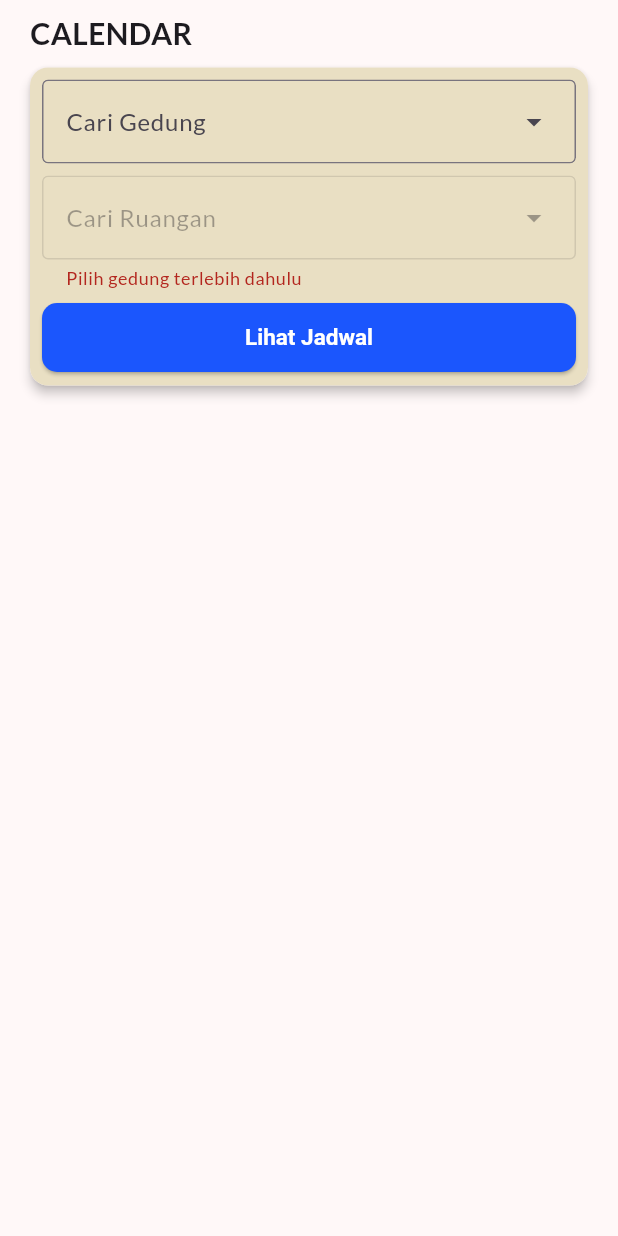
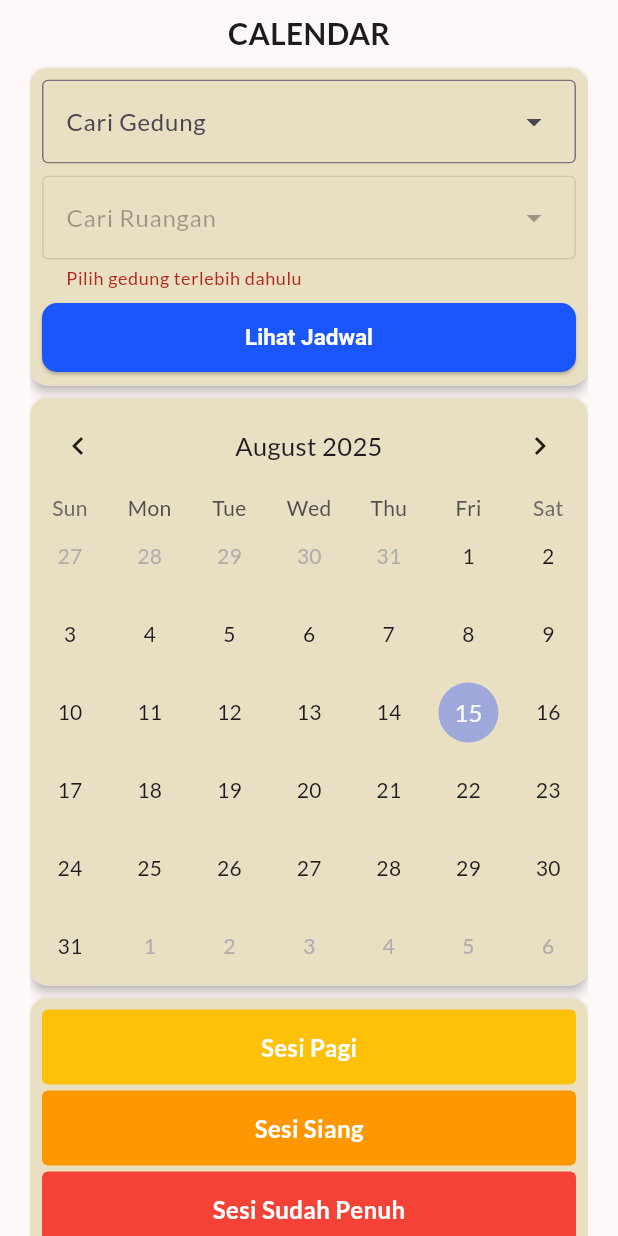
Before and after one commit to FajarWahyuSuryaputra/sipinjam, a Flutter app: the Calendar screen opened directly, after a tap on "Lihat Jadwal", on a phone screen of 412 x 824 dp. Run offline on Flutter 3.47's test engine with Material 3 defaults, Android fonts, the phone set to English and light mode, and no system bars; drawn by our look-alikes of table_calendar; our stand-ins replace dartz, flutter_riverpod, google_fonts, shared_preferences, smooth_page_indicator; missing offline and left inert: d_info, d_method; accounts and stored records are empty; network calls fail.

Commit message:
background in event date (calendar page)

```diff
--- a/lib/config/app_constans.dart
+++ b/lib/config/app_constans.dart
@@ -5,7 +5,7 @@ import 'package:sipinjam/pages/dashboardView/home/home_page.dart';
 import 'package:sipinjam/pages/dashboardView/profile/account_view.dart';
 
 class AppConstans {
-  static const _host = 'http://192.168.1.7:8000';
+  static const _host = 'http://192.168.1.3:8000';
   // localhost 'http://10.0.2.2/sipinjamfix/sipinjam'
   // server local 'http://192.168.1.7:8000'
   static const baseUrl = '$_host/api';
--- a/lib/pages/dashboardView/calendar.dart
+++ b/lib/pages/dashboardView/calendar.dart
@@ -2,13 +2,17 @@ import 'package:flutter/material.dart';
 import 'package:flutter_riverpod/flutter_riverpod.dart';
 import 'package:sipinjam/config/app_colors.dart';
 import 'package:sipinjam/providers/calendar_provider.dart';
+import 'package:table_calendar/table_calendar.dart';
 
 import '../../config/failure.dart';
 import '../../datasources/gedung_datasourcce.dart';
+import '../../datasources/peminjaman_datasource.dart';
 import '../../datasources/ruangan_datasource.dart';
 import '../../models/gedung_model.dart';
+import '../../models/peminjaman_model.dart';
 import '../../models/ruangan_model.dart';
 import '../../providers/gedung_provider.dart';
+import '../../providers/peminjaman_provider.dart';
 import '../../providers/ruangan_provider.dart';
 
 class Calendar extends ConsumerStatefulWidget {
@@ -101,9 +105,55 @@ class _CalendarState extends ConsumerState<Calendar> {
     );
   }
 
+  getPeminjamanByRoomName(String roomName) {
+    PeminjamanDatasource.getAllPeminjaman().then(
+      (value) {
+        value.fold(
+          (failure) {
+            switch (failure.runtimeType) {
+              case ServerFailure _:
+                setPeminjamanStatus(ref, 'Server Error');
+                break;
+              case NotFoundFailure _:
+                setPeminjamanStatus(ref, 'Error Not Found');
+                break;
+              case ForbiddenFailure _:
+                setPeminjamanStatus(ref, 'You don\'t have access');
+                break;
+              case BadRequestFailure _:
+                setPeminjamanStatus(ref, 'Bad request');
+                break;
+              case UnauthorizedFailure _:
+                setPeminjamanStatus(ref, 'Unauthorised');
+                break;
+              default:
+                setPeminjamanStatus(ref, 'Request Error');
+                break;
+            }
+          },
+          (result) {
+            setPeminjamanStatus(ref, "Success");
+            List data = result['data'];
+            List<PeminjamanModel> peminjaman = data
+                .map(
+              (e) => PeminjamanModel.fromJson(e),
+            )
+                .where(
+              (element) {
+                return (element.namaRuangan == roomName) &&
+                    (element.namaStatus != 'proses') &&
+                    (element.namaStatus != 'ditolak');
+              },
+            ).toList();
+            ref.read(peminjamanProvider.notifier).setData(peminjaman);
+          },
+        );
+      },
+    );
+  }
+
   refresh() {
     getGedung();
-    // getPeminjaman();
     getRuangan();
   }
 
@@ -137,8 +187,8 @@ class _CalendarState extends ConsumerState<Calendar> {
       body: SafeArea(
         child: Padding(
           padding: const EdgeInsets.fromLTRB(20, 8, 20, 0),
+          child: SingleChildScrollView(
               child: Column(
-            crossAxisAlignment: CrossAxisAlignment.start,
             children: [
               const Text(
                 'CALENDAR',
@@ -147,7 +197,125 @@ class _CalendarState extends ConsumerState<Calendar> {
               const SizedBox(
                 height: 8,
               ),
+              pilihRuangan(context),
+              const SizedBox(
+                height: 8,
+              ),
               Material(
+                elevation: 3,
+                borderRadius: BorderRadius.circular(12),
+                child: Container(
+                  width: MediaQuery.sizeOf(context).width,
+                  decoration: BoxDecoration(
+                      color: AppColors.gray,
+                      borderRadius: BorderRadius.circular(12)),
+                  child: Consumer(
+                    builder: (_, wiRef, __) {
+                      final peminjamanList = wiRef.watch(peminjamanProvider);
+                      return TableCalendar(
+                        availableGestures: AvailableGestures.none,
+                        focusedDay: DateTime.now(),
+                        firstDay: DateTime.utc(1978),
+                        lastDay: DateTime.utc(9999),
+                        headerStyle: const HeaderStyle(
+                            formatButtonVisible: false, titleCentered: true),
+                        calendarBuilders: CalendarBuilders(
+                          defaultBuilder: (context, date, _) {
+                            final hasEvent = peminjamanList.any((event) =>
+                                event.tglPeminjaman.year == date.year &&
+                                event.tglPeminjaman.month == date.month &&
+                                event.tglPeminjaman.day == date.day);
+
+                            if (hasEvent) {
+                              return Container(
+                                decoration: const BoxDecoration(
+                                  color: Colors.amber,
+                                  shape: BoxShape.circle,
+                                ),
+                                alignment: Alignment.center,
+                                child: Text(
+                                  date.day.toString(),
+                                  style: const TextStyle(
+                                      color: Colors.black,
+                                      fontWeight: FontWeight.bold),
+                                ),
+                              );
+                            }
+
+                            // Default tampilan kalau tidak ada event
+                            return Center(
+                              child: Text(date.day.toString()),
+                            );
+                          },
+                        ),
+                      );
+                    },
+                  ),
+                ),
+              ),
+              const SizedBox(
+                height: 8,
+              ),
+              information(context),
+              const SizedBox(
+                height: 8,
+              )
+            ],
+          )),
+        ),
+      ),
+    );
+  }
+
+  Material information(BuildContext context) {
+    return Material(
+      elevation: 3,
+      borderRadius: BorderRadius.circular(12),
+      child: Container(
+        width: MediaQuery.sizeOf(context).width,
+        padding: const EdgeInsets.all(8),
+        decoration: BoxDecoration(
+            color: AppColors.gray, borderRadius: BorderRadius.circular(12)),
+        child: Column(
+          children: List.generate(
+            3,
+            (index) {
+              List<Color> colorInfo = [
+                Colors.amber,
+                Colors.orange,
+                Colors.red,
+              ];
+              List<String> textInfo = [
+                'Sesi Pagi',
+                'Sesi Siang',
+                'Sesi Sudah Penuh',
+              ];
+              return Container(
+                width: double.infinity,
+                height: 50,
+                margin: EdgeInsets.only(bottom: index != 2 ? 4 : 0),
+                decoration: BoxDecoration(
+                    borderRadius: BorderRadius.circular(4),
+                    color: colorInfo[index]),
+                child: Center(
+                  child: Text(
+                    textInfo[index],
+                    style: const TextStyle(
+                        fontSize: 16,
+                        fontWeight: FontWeight.bold,
+                        color: Colors.white),
+                  ),
+                ),
+              );
+            },
+          ),
+        ),
+      ),
+    );
+  }
+
+  Material pilihRuangan(BuildContext context) {
+    return Material(
       elevation: 3,
       borderRadius: BorderRadius.circular(12),
       child: Consumer(
@@ -155,16 +323,14 @@ class _CalendarState extends ConsumerState<Calendar> {
           final gedungEntries = wiRef.watch(gedungProvider);
           final gedungSelected = wiRef.watch(gedungCalendarProvider);
           final ruanganEntries = wiRef.watch(ruanganProvider);
-                    final ruanganSelected =
-                        wiRef.watch(ruanganCalendarProvider);
+          final ruanganSelected = wiRef.watch(ruanganCalendarProvider);
           gedungController.text = gedungSelected?.namaGedung ?? '';
           ruanganController.text = ruanganSelected?.namaRuangan ?? '';
           return Container(
             padding: const EdgeInsets.all(8),
             width: MediaQuery.sizeOf(context).width,
             decoration: BoxDecoration(
-                          color: AppColors.gray,
-                          borderRadius: BorderRadius.circular(12)),
+                color: AppColors.gray, borderRadius: BorderRadius.circular(12)),
             child: Column(
               children: [
                 ClipRRect(
@@ -179,16 +345,12 @@ class _CalendarState extends ConsumerState<Calendar> {
                         ? gedungEntries.map(
                             (gedung) {
                               return DropdownMenuEntry(
-                                            value: gedung,
-                                            label: gedung.namaGedung);
+                                  value: gedung, label: gedung.namaGedung);
                             },
                           ).toList()
-                                  : [
-                                      const DropdownMenuEntry(
-                                          value: null, label: '')
-                                    ],
+                        : [const DropdownMenuEntry(value: null, label: '')],
                     onSelected: (value) {
-                                setGedungCalendar(ref, value);
+                      setGedungCalendar(wiRef, value);
                       FocusScope.of(context).unfocus();
                     },
                   ),
@@ -211,21 +373,16 @@ class _CalendarState extends ConsumerState<Calendar> {
                     dropdownMenuEntries: gedungEntries.isNotEmpty
                         ? ruanganEntries
                             .where((element) =>
-                                          element.idGedung ==
-                                          gedungSelected?.idGedung)
+                                element.idGedung == gedungSelected?.idGedung)
                             .map(
                             (ruangan) {
                               return DropdownMenuEntry(
-                                            value: ruangan,
-                                            label: ruangan.namaRuangan);
+                                  value: ruangan, label: ruangan.namaRuangan);
                             },
                           ).toList()
-                                  : [
-                                      const DropdownMenuEntry(
-                                          value: null, label: '')
-                                    ],
+                        : [const DropdownMenuEntry(value: null, label: '')],
                     onSelected: (value) {
-                                setRuanganCalendar(ref, value);
+                      setRuanganCalendar(wiRef, value);
                       FocusScope.of(context).unfocus();
                     },
                   ),
@@ -236,7 +393,16 @@ class _CalendarState extends ConsumerState<Calendar> {
                 SizedBox(
                   width: double.infinity,
                   child: ElevatedButton(
-                                onPressed: () {},
+                      onPressed: () {
+                        print('ini ditekan');
+                        print(
+                            'ruanganSelected: ${ruanganSelected?.namaRuangan}');
+                        if (ruanganSelected != null) {
+                          getPeminjamanByRoomName(ruanganSelected.namaRuangan);
+                        } else {
+                          print('Ruangan belum dipilih!');
+                        }
+                      },
                       child: const Text(
                         'Lihat Jadwal',
                         style: TextStyle(color: Colors.white),
@@ -247,11 +413,6 @@ class _CalendarState extends ConsumerState<Calendar> {
           );
         },
       ),
-              )
-            ],
-          ),
-        ),
-      ),
     );
   }
 }
--- a/pubspec.yaml
+++ b/pubspec.yaml
@@ -20,6 +20,7 @@ dependencies:
   intl: ^0.20.2
   shared_preferences: ^2.5.3
   smooth_page_indicator: ^1.2.1
+  table_calendar: ^3.2.0
 
 dev_dependencies:
   flutter_test:
```
Also changed, not shown: lib/datasources/peminjaman_datasource.dart (+15 -0 lines), pubspec.lock. Lines whose indentation alone changed are shown as unchanged.
